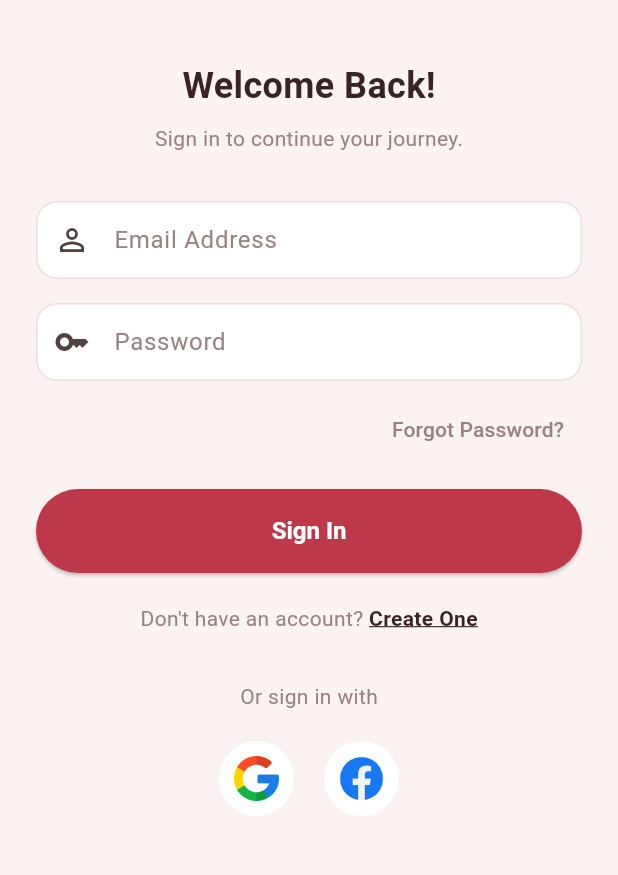
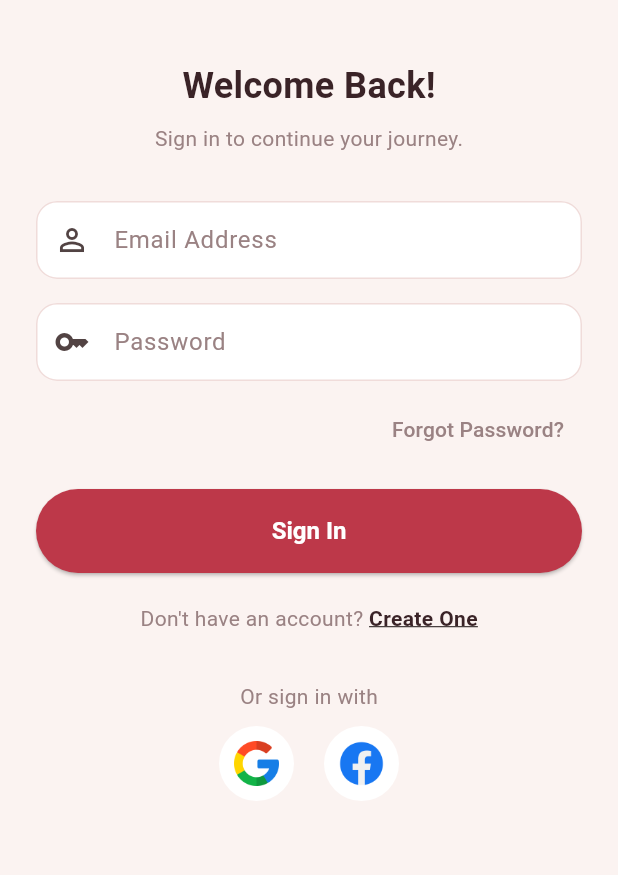
Before and after one commit to seyhachhorn-dev/skincare-mobile-app, a Flutter app: the screen it shows after launch, after a tap on the "arrow forward" icon, on a phone screen of 412 x 824 dp, the part 120-995 px from its top. Run offline on Flutter 3.47's test engine with Material 3 defaults, Android fonts, the light colour scheme and no system bars.

Commit message:
fix and added new category screen

```diff
--- a/lib/main.dart
+++ b/lib/main.dart
@@ -23,6 +23,7 @@ class MyApp extends StatelessWidget {
         '/': (context) => const SplashScreen(),
         '/onboarding': (context) => const OnboardingScreen(),
         '/login': (context) => const LoginScreen(),
+        '/favorite': (context) => const CategoryScreen(),
       },
      //call page to display here
     );
--- a/lib/screens/login_screen.dart
+++ b/lib/screens/login_screen.dart
@@ -105,6 +105,7 @@ class LoginScreen extends StatelessWidget {
                 child: ElevatedButton(
                   onPressed: () {
                     // later: call login API
+                    Navigator.pushReplacementNamed(context, "/favorite");
                   },
                   style: ElevatedButton.styleFrom(
                     backgroundColor: AppColors.primary,
@@ -154,7 +155,7 @@ class LoginScreen extends StatelessWidget {
                 style: TextStyle(color: AppColors.textGrey),
               ),
 
-              const SizedBox(height: 20),
+              const SizedBox(height: 10),
 
               // SOCIAL ICONS
               Row(
--- a/lib/screens/onboarding_screen.dart
+++ b/lib/screens/onboarding_screen.dart
@@ -20,7 +20,7 @@ class OnboardingScreen extends StatelessWidget {
                 child: ClipRRect(
                   borderRadius: BorderRadius.circular(24),
                   child: Image.asset(
-                    'assets/images/onboarding1.jpg',
+                    'assets/images/onborading5.png',
                     width: double.infinity,
                     fit: BoxFit.cover,
                   ),
```
Also changed, not shown: lib/screens/favorithcategory_screen.dart (+30 -2 lines), assets/images/onborading2.jpg (added), assets/images/onborading3.png (added), assets/images/onborading4.png (added), assets/images/onborading5.png (added).
